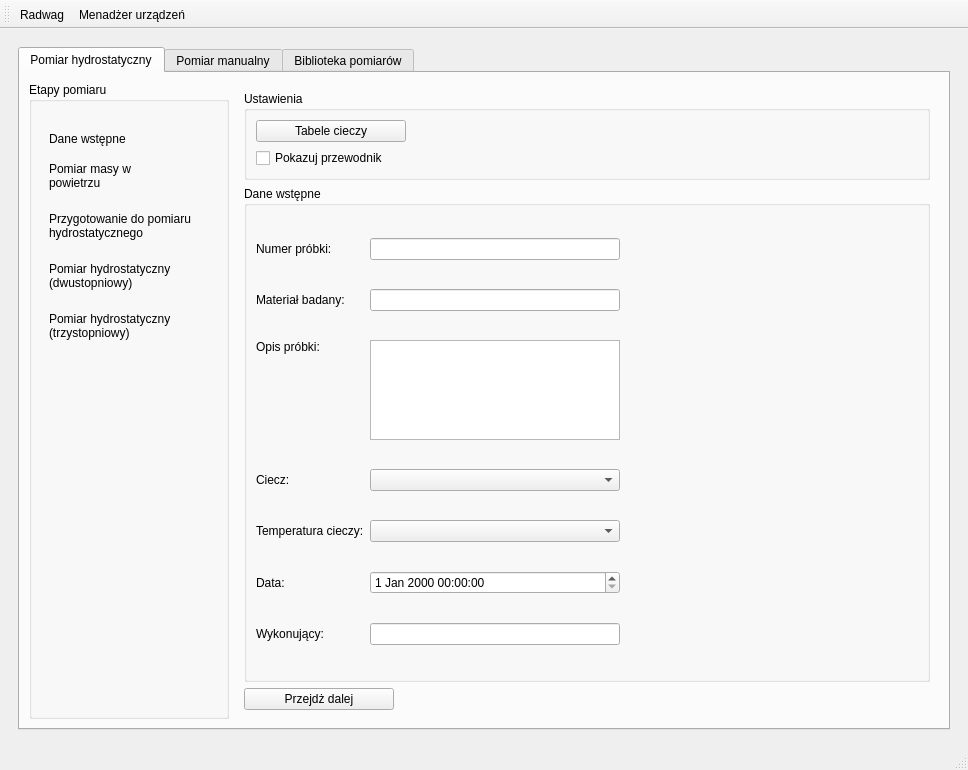
Before: the Qt Designer form main_window.ui in mar8us/SerialPortConnectorRadwag, drawn with Qt 5.
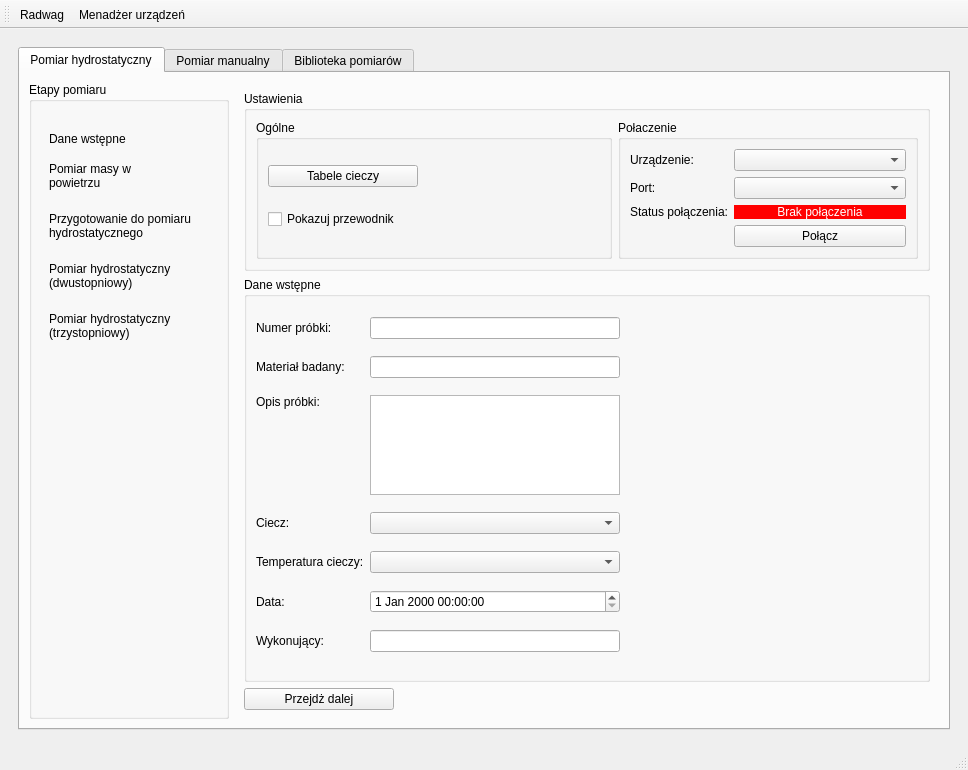
After: the same form once the commit is applied. The open tabs and pages were chosen to show the change. Icons and pictures are not drawn.

Commit message: Extension of radwag UI by connection with device fields

Patch:
```diff
--- a/main_window.ui
+++ b/main_window.ui
@@ -372,6 +372,12 @@
                     <property name="title">
                      <string>Ustawienia</string>
                     </property>
+                    <layout class="QHBoxLayout" name="horizontalLayout_3">
+                     <item>
+                      <widget class="QGroupBox" name="groupBox">
+                       <property name="title">
+                        <string>Ogólne</string>
+                       </property>
                     <layout class="QVBoxLayout" name="verticalLayout_2">
                      <item>
                       <widget class="QPushButton" name="buttonAddFluid">
@@ -391,6 +397,74 @@
                        <property name="text">
                         <string>Pokazuj przewodnik</string>
                        </property>
+                         </widget>
+                        </item>
+                       </layout>
+                      </widget>
+                     </item>
+                     <item>
+                      <widget class="QGroupBox" name="connectionGroupBox_2">
+                       <property name="maximumSize">
+                        <size>
+                         <width>300</width>
+                         <height>16777215</height>
+                        </size>
+                       </property>
+                       <property name="title">
+                        <string>Połaczenie</string>
+                       </property>
+                       <layout class="QFormLayout" name="formLayout_2">
+                        <item row="0" column="0">
+                         <widget class="QLabel" name="diviceNameLabel_2">
+                          <property name="text">
+                           <string>Urządzenie:</string>
+                          </property>
+                         </widget>
+                        </item>
+                        <item row="0" column="1">
+                         <widget class="QComboBox" name="devicesComboConnection_2"/>
+                        </item>
+                        <item row="1" column="0">
+                         <widget class="QLabel" name="portLabel_2">
+                          <property name="text">
+                           <string>Port:</string>
+                          </property>
+                         </widget>
+                        </item>
+                        <item row="1" column="1">
+                         <widget class="QComboBox" name="serialPortCombo_2"/>
+                        </item>
+                        <item row="2" column="0">
+                         <widget class="QLabel" name="statusConnLabel_2">
+                          <property name="text">
+                           <string>Status połączenia:</string>
+                          </property>
+                         </widget>
+                        </item>
+                        <item row="2" column="1">
+                         <widget class="QLabel" name="statusLabel_2">
+                          <property name="styleSheet">
+                           <string notr="true">QLabel { background-color: red; color: white; }</string>
+                          </property>
+                          <property name="text">
+                           <string>Brak połączenia</string>
+                          </property>
+                          <property name="textFormat">
+                           <enum>Qt::TextFormat::AutoText</enum>
+                          </property>
+                          <property name="alignment">
+                           <set>Qt::AlignmentFlag::AlignCenter</set>
+                          </property>
+                         </widget>
+                        </item>
+                        <item row="3" column="1">
+                         <widget class="QPushButton" name="buttonConnectDevice_2">
+                          <property name="text">
+                           <string>Połącz</string>
+                          </property>
+                         </widget>
+                        </item>
+                       </layout>
                       </widget>
                      </item>
                     </layout>
```
Left out of the diff: 2 changed lines with no effect on the pictures. Lines whose indentation alone changed are shown as unchanged.
